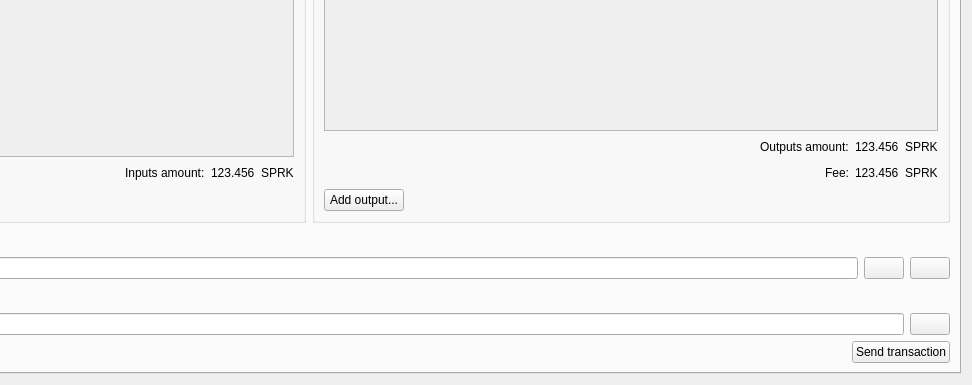
Old version of the form src/qt/forms/multisigdialog.ui in the repository sparklecoin/sparklecoin; both pictures show x 355 to 1327 and y 210 to 595 of the 1327 by 595 pixel window.
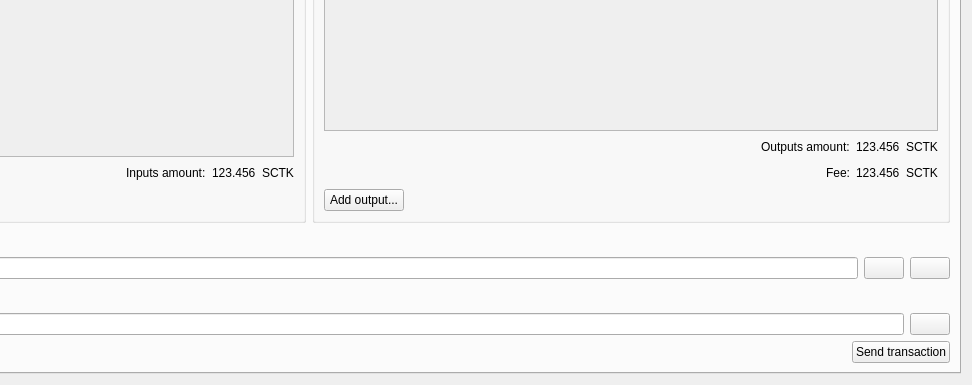
New version of the form. The open tabs and pages were chosen to show the change. Icons and pictures are not drawn.

What changed in the file:
```diff
--- a/src/qt/forms/multisigdialog.ui
+++ b/src/qt/forms/multisigdialog.ui
@@ -399,7 +399,7 @@
                 <item>
                  <widget class="QLabel" name="label">
                   <property name="text">
-                   <string>SPRK</string>
+                   <string>SCTK</string>
                   </property>
                  </widget>
                 </item>
@@ -518,7 +518,7 @@
                 <item>
                  <widget class="QLabel" name="label_2">
                   <property name="text">
-                   <string>SPRK</string>
+                   <string>SCTK</string>
                   </property>
                  </widget>
                 </item>
@@ -556,7 +556,7 @@
                 <item>
                  <widget class="QLabel" name="label_3">
                   <property name="text">
-                   <string>SPRK</string>
+                   <string>SCTK</string>
                   </property>
                  </widget>
                 </item>
```
